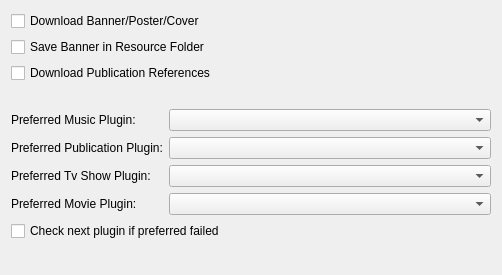
The window that kcm/configfetcher.ui (KDE/nepomuk-webminer) describes before a commit, drawn with Qt 5.
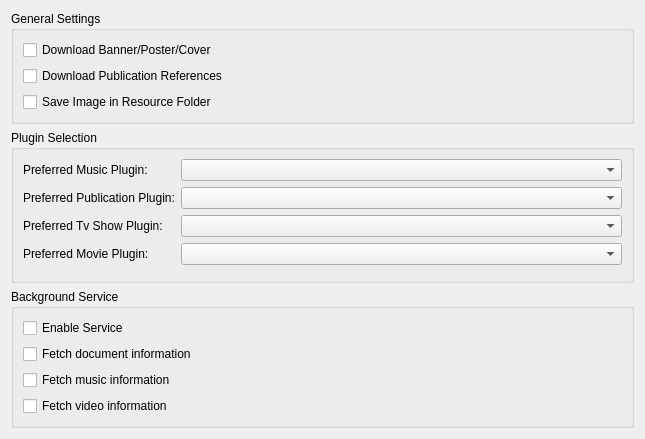
The same window after the commit. Custom widgets are drawn as their Qt base class.

The edit to the form file:
```diff
--- a/kcm/configfetcher.ui
+++ b/kcm/configfetcher.ui
@@ -6,13 +6,25 @@
    <rect>
     <x>0</x>
     <y>0</y>
-    <width>502</width>
-    <height>275</height>
+    <width>645</width>
+    <height>430</height>
    </rect>
   </property>
   <property name="windowTitle">
    <string>WebExtractor Configuration</string>
   </property>
+  <layout class="QVBoxLayout" name="verticalLayout_3">
+   <item>
+    <widget class="QGroupBox" name="groupBox">
+     <property name="font">
+      <font>
+       <weight>50</weight>
+       <bold>false</bold>
+      </font>
+     </property>
+     <property name="title">
+      <string>General Settings</string>
+     </property>
   <layout class="QVBoxLayout" name="verticalLayout">
    <item>
     <widget class="QCheckBox" name="kcfg_DownloadBanner">
@@ -21,13 +33,6 @@
      </property>
     </widget>
    </item>
-   <item>
-    <widget class="QCheckBox" name="kcfg_SaveBannerInResourceFolder">
-     <property name="text">
-      <string>Save Banner in Resource Folder</string>
-     </property>
-    </widget>
-   </item>
    <item>
     <widget class="QCheckBox" name="kcfg_DownloadReferences">
      <property name="text">
@@ -36,21 +41,34 @@
     </widget>
    </item>
    <item>
-    <spacer name="verticalSpacer_2">
+       <widget class="QCheckBox" name="kcfg_SaveBannerInResourceFolder">
+        <property name="text">
+         <string>Save Image in Resource Folder</string>
+        </property>
+       </widget>
+      </item>
+      <item>
+       <spacer name="verticalSpacer">
      <property name="orientation">
       <enum>Qt::Vertical</enum>
      </property>
-     <property name="sizeType">
-      <enum>QSizePolicy::Fixed</enum>
-     </property>
      <property name="sizeHint" stdset="0">
       <size>
        <width>20</width>
-       <height>20</height>
+          <height>40</height>
       </size>
      </property>
     </spacer>
    </item>
+     </layout>
+    </widget>
+   </item>
+   <item>
+    <widget class="QGroupBox" name="groupBox_2">
+     <property name="title">
+      <string>Plugin Selection</string>
+     </property>
+     <layout class="QHBoxLayout" name="horizontalLayout">
    <item>
     <layout class="QFormLayout" name="formLayout">
      <item row="0" column="0">
@@ -121,20 +139,88 @@
        </property>
       </widget>
      </item>
-    </layout>
-   </item>
+        <item row="4" column="1">
+         <spacer name="verticalSpacer_3">
+          <property name="orientation">
+           <enum>Qt::Vertical</enum>
+          </property>
+          <property name="sizeHint" stdset="0">
+           <size>
+            <width>20</width>
+            <height>40</height>
+           </size>
+          </property>
+         </spacer>
+        </item>
+       </layout>
+      </item>
+     </layout>
+    </widget>
+   </item>
    <item>
-    <widget class="QCheckBox" name="checkOtherPlugins">
+    <widget class="QGroupBox" name="groupBox_3">
+     <property name="title">
+      <string>Background Service</string>
+     </property>
+     <layout class="QVBoxLayout" name="verticalLayout_2">
+      <item>
+       <widget class="QCheckBox" name="enableService">
      <property name="toolTip">
       <string>If the preferred plugin did not return any results, this will try the all other plugins until a result could be found.</string>
      </property>
      <property name="text">
-      <string>Check next plugin if preferred failed</string>
+         <string>Enable Service</string>
      </property>
     </widget>
    </item>
    <item>
-    <spacer name="verticalSpacer">
+       <widget class="QCheckBox" name="kcfg_FetchDocuments">
+        <property name="toolTip">
+         <string>Service needs to be restarted to take effect.</string>
+        </property>
+        <property name="text">
+         <string>Fetch document information</string>
+        </property>
+       </widget>
+      </item>
+      <item>
+       <widget class="QCheckBox" name="kcfg_FetchMusic">
+        <property name="toolTip">
+         <string>Service needs to be restarted to take effect.</string>
+        </property>
+        <property name="text">
+         <string>Fetch music information</string>
+        </property>
+       </widget>
+      </item>
+      <item>
+       <widget class="QCheckBox" name="kcfg_FetchVideos">
+        <property name="toolTip">
+         <string>Service needs to be restarted to take effect.</string>
+        </property>
+        <property name="text">
+         <string>Fetch video information</string>
+        </property>
+       </widget>
+      </item>
+      <item>
+       <spacer name="verticalSpacer_2">
+        <property name="orientation">
+         <enum>Qt::Vertical</enum>
+        </property>
+        <property name="sizeHint" stdset="0">
+         <size>
+          <width>20</width>
+          <height>40</height>
+         </size>
+        </property>
+       </spacer>
+      </item>
+     </layout>
+    </widget>
+   </item>
+   <item>
+    <spacer name="verticalSpacer_4">
      <property name="orientation">
       <enum>Qt::Vertical</enum>
      </property>
```
Left out of the diff: 10 changed lines with no effect on the pictures. Lines whose indentation alone changed are shown as unchanged.
